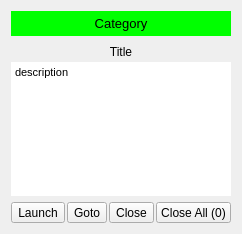
The window that src/resources/ERDisplay.ui (IDREsandbox/vsim) describes before a commit, drawn with Qt 5.
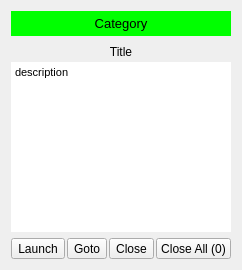
The same window after the commit.

What changed in the file:
```diff
--- a/src/resources/ERDisplay.ui
+++ b/src/resources/ERDisplay.ui
@@ -6,8 +6,8 @@
    <rect>
     <x>0</x>
     <y>0</y>
-    <width>237</width>
-    <height>234</height>
+    <width>231</width>
+    <height>270</height>
    </rect>
   </property>
   <property name="windowTitle">
```
Left out of the diff: 3 changed lines with no effect on the pictures.
